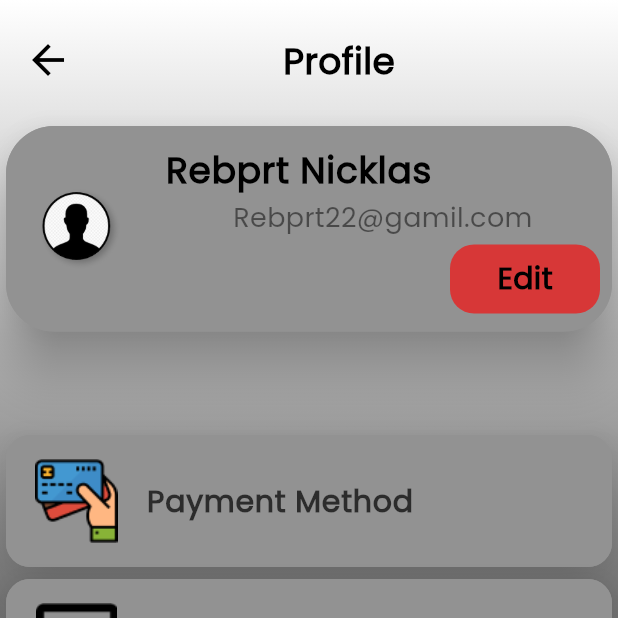
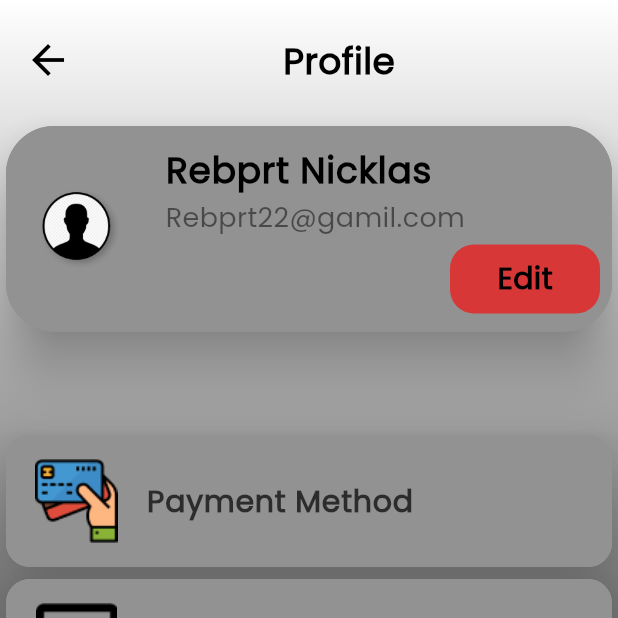
Before and after one commit to esraammosaad/watches-store, a Flutter app: the ProfileView screen opened directly, on a phone screen of 412 x 824 dp, the top half of it. Run offline on Flutter 3.47's test engine with Material 2 defaults, Android fonts, the phone set to English and light mode, and no system bars; our stand-ins replace flutter_bloc, flutter_rating_bar, font_awesome_flutter, smooth_page_indicator.

Commit message:
edit profile view

```diff
--- a/lib/Features/home_page/presentation/views/widgets/profile_view_body.dart
+++ b/lib/Features/home_page/presentation/views/widgets/profile_view_body.dart
@@ -59,12 +59,17 @@ class ProfileViewBody extends StatelessWidget {
                   ),
                   subtitle: Column(
                     children: [
+                      Row(
+                        mainAxisAlignment: MainAxisAlignment.start,
+                        children: [
                           Text(
                             maxLines: 1,
                             overflow: TextOverflow.ellipsis,
                             'Rebprt22@gamil.com',
                             style: Styles.fontSize18
                                 .copyWith(color: const Color(0x80000000)),
+                          ),
+                        ],
                       ),
                       const SizedBox(
                         height: 5,
```
Lines whose indentation alone changed are shown as unchanged.
